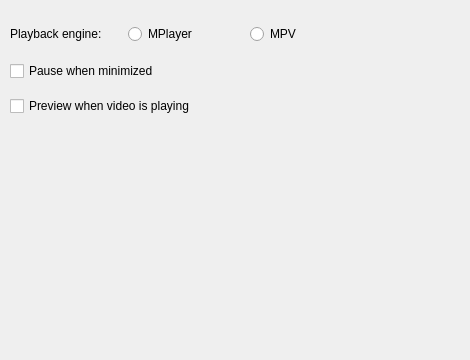
milislinux-topluluk/Milis-Video, file src/merge/prefgeneral.ui: the form before one commit.
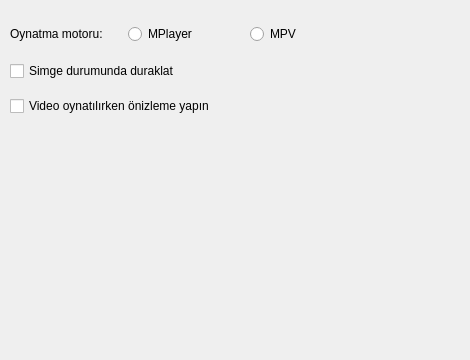
The form after the commit.

What changed in the file:
```diff
--- a/src/merge/prefgeneral.ui
+++ b/src/merge/prefgeneral.ui
@@ -23,7 +23,7 @@
     </rect>
    </property>
    <property name="text">
-    <string>Pause when minimized</string>
+    <string>Simge durumunda duraklat</string>
    </property>
   </widget>
   <widget class="QRadioButton" name="mplayer_radioButton">
@@ -62,7 +62,7 @@
     </rect>
    </property>
    <property name="text">
-    <string>Playback engine:</string>
+    <string>Oynatma motoru:</string>
    </property>
    <property name="buddy">
     <cstring>cache_files_spin</cstring>
@@ -78,7 +78,7 @@
     </rect>
    </property>
    <property name="text">
-    <string>Preview when video is playing</string>
+    <string>Video oynatılırken önizleme yapın</string>
    </property>
   </widget>
  </widget>
```
